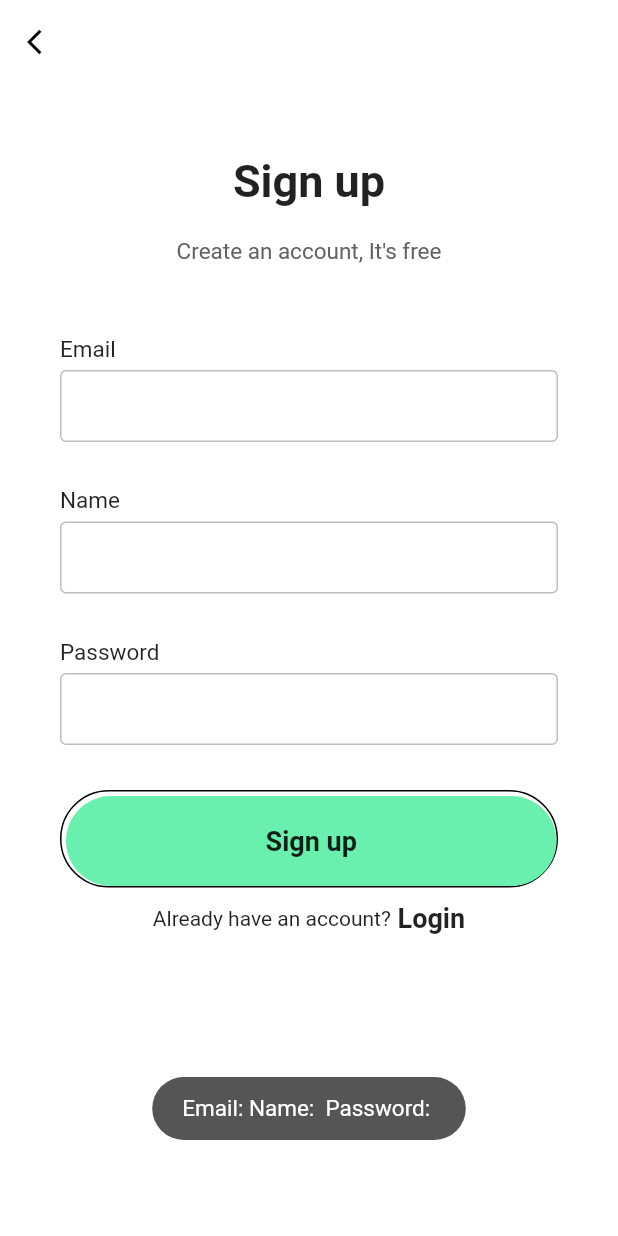
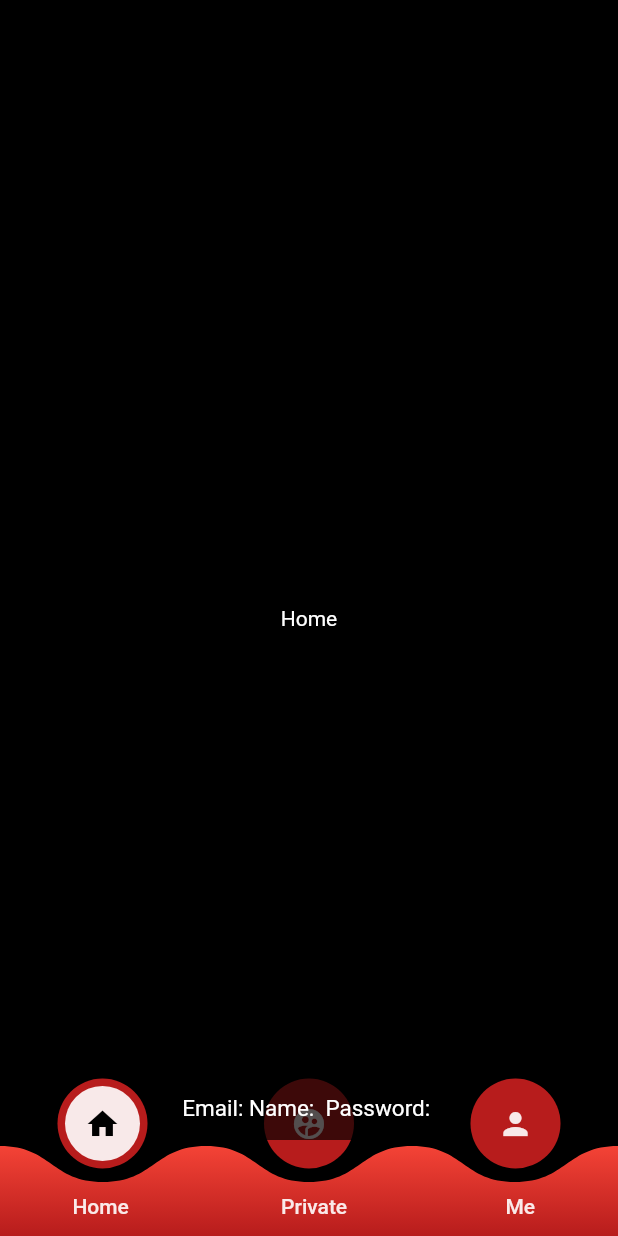
Before and after one commit to HarsHvA/trident, a Flutter app: the SignupPage screen opened directly, after a tap on "Sign up", on a phone screen of 412 x 824 dp. Run offline on Flutter 3.47's test engine with Material 2 defaults, Android fonts, the phone set to English and light mode, and no system bars; our stand-ins replace simple_animations, toast.

Commit message:
bottomBar added

```diff
--- a/lib/login.dart
+++ b/lib/login.dart
@@ -2,6 +2,7 @@ import 'package:trident/signup.dart';
 import 'package:flutter/material.dart';
 import 'package:trident/animation/FadeAnimation.dart';
 import 'package:toast/toast.dart';
+import 'package:trident/user_feed.dart';
 
 class LoginPage extends StatefulWidget {
   @override
@@ -77,6 +78,7 @@ class _LoginPageState extends State<LoginPage> {
                         minWidth: double.infinity,
                         height: 60,
                         onPressed: () {
+                          Navigator.push(context,MaterialPageRoute(builder: (context) => UserFeed()));
                           Toast.show("Email:"+emailTxtController.text.toString()+" Password: "
                                     +passwordTxtController.text.toString(), context, duration: Toast.LENGTH_LONG,
                                     gravity:  Toast.BOTTOM);
--- a/lib/signup.dart
+++ b/lib/signup.dart
@@ -2,6 +2,7 @@ import 'package:trident/login.dart';
 import 'package:flutter/material.dart';
 import 'package:trident/animation/FadeAnimation.dart';
 import 'package:toast/toast.dart';
+import 'package:trident/user_feed.dart';
 
 class SignupPage extends StatefulWidget {
   @override
@@ -73,6 +74,7 @@ class _SignupPageState extends State<SignupPage> {
                   minWidth: double.infinity,
                   height: 60,
                   onPressed: () {
+                    Navigator.push(context, MaterialPageRoute(builder: (context) => UserFeed()));
                     Toast.show("Email:"+emailTxtController.text.toString()
                     +" Name: "+nameTxtController.text.toString()+" Password: "
                     +passwordTxtController.text.toString(), context, duration: Toast.LENGTH_LONG,
--- /dev/null
+++ b/lib/user_feed.dart
@@ -0,0 +1,205 @@
+import 'package:flutter/cupertino.dart';
+import 'package:flutter/material.dart';
+import 'package:toast/toast.dart';
+
+class UserFeed extends StatefulWidget{
+  @override
+  _UserFeedState  createState() => _UserFeedState();
+}
+
+class _UserFeedState extends State<UserFeed>{
+
+  int currentIndex = 0;
+
+  bool homeState = true;
+  bool privateState = false;
+  bool userState = false;
+
+  final tabs = [
+    _homeTab(),
+    _privateTab(),
+    _meTab(),
+  ];
+  @override
+  Widget build(BuildContext context) {
+    return Scaffold(
+      extendBody: true,
+      body: tabs[currentIndex],
+      bottomNavigationBar: _getNavBar(context),
+  );
+  }
+
+_getNavBar(context) {
+  return Container(
+    child: Stack(
+      children: <Widget>[
+        Positioned(
+          bottom: 0,
+          child: ClipPath(
+            clipper: NavBarClipper(),
+            child: Container(
+              height: 60,
+              width: MediaQuery.of(context).size.width,
+              decoration: BoxDecoration(
+                  gradient: LinearGradient(
+                      begin: Alignment.topCenter,
+                      end: Alignment.bottomCenter,
+                      colors: [
+                    Colors.red,
+                    Colors.red.shade900,
+                  ])),
+            ),
+          ),
+        ),
+        Positioned(
+          bottom: 45,
+          width: MediaQuery.of(context).size.width,
+          child: Row(
+            mainAxisAlignment: MainAxisAlignment.spaceEvenly,
+            children: <Widget>[
+              GestureDetector(child: Container(child:_buildNavItem(Icons.home, homeState),),
+              onTap: (){
+                setState(() {
+                  currentIndex = 0;
+                  homeState = true;
+                  privateState = false;
+                  userState = false;
+                });
+              },),
+              SizedBox(width: 1),
+              GestureDetector(child: Container(child:_buildNavItem(Icons.supervised_user_circle, privateState),),
+              onTap: (){
+                setState(() {
+                  currentIndex = 1;
+                  homeState = false;
+                  privateState = true;
+                  userState = false;
+                });
+              },),
+              SizedBox(width: 1),
+              GestureDetector(child: Container(child:_buildNavItem(Icons.person, userState),),
+              onTap: (){
+                setState(() {
+                  currentIndex = 2;
+                  homeState = false;
+                  privateState = false;
+                  userState = true;
+                });
+              },),
+            ],
+          ),
+        ),
+        Positioned(
+          bottom: 10,
+          width: MediaQuery.of(context).size.width,
+          child: Row(
+            mainAxisAlignment: MainAxisAlignment.spaceEvenly,
+            children: <Widget>[
+              Padding(
+                padding: const EdgeInsets.fromLTRB(8, 2, 18, 2),
+                child: Text('Home',
+                    style: TextStyle(
+                        color: Colors.white.withOpacity(0.9),
+                        fontWeight: FontWeight.w500)),
+              ),
+              SizedBox(
+                width: 1,
+              ),
+              Padding(
+                padding: const EdgeInsets.fromLTRB(2, 2, 22, 2),
+                child: Text('Private',
+                    style: TextStyle(
+                        color: Colors.white.withOpacity(0.9),
+                        fontWeight: FontWeight.w500)),
+              ),
+              SizedBox(
+                width: 1,
+              ),
+              Padding(
+                padding: const EdgeInsets.fromLTRB(2, 2, 15, 2),
+                child: Text('Me',
+                    style: TextStyle(
+                        color: Colors.white.withOpacity(0.9),
+                        fontWeight: FontWeight.w500)),
+              ),
+            ],
+          ),
+        )
+      ],
+    ),
+  );
+}
+}
+
+// Tabs
+_homeTab(){
+return Scaffold(
+  extendBody: true,
+  backgroundColor: Colors.black,
+  body:   Container(
+      child: Center(child: Text("Home",style:TextStyle(color:Colors.white )))),
+);
+}
+
+_privateTab(){
+return Scaffold(
+  backgroundColor: Colors.blue,
+  extendBody: true,
+  body:   Container(
+      child: Center(child: Text("Private",style:TextStyle(color:Colors.black )))),
+);
+}
+
+_meTab(){
+return Scaffold(
+  extendBody: true,
+  backgroundColor: Colors.amber,
+  body:   Container(
+      child: Center(child: Text("User",style:TextStyle(color:Colors.black )))),
+);
+}
+
+
+// Bottom App bar
+
+
+
+_buildNavItem(IconData icon, bool active) {
+  return CircleAvatar(
+    radius: 30,
+    backgroundColor: Colors.red.shade900,
+    child: CircleAvatar(
+      radius: 25,
+      backgroundColor:
+          active ? Colors.white.withOpacity(0.9) : Colors.transparent,
+      child: Icon(
+        icon,
+        color: active ? Colors.black : Colors.white.withOpacity(0.9),
+      ),
+    ),
+  );
+}
+
+class NavBarClipper extends CustomClipper<Path> {
+  @override
+  Path getClip(Size size) {
+    Path path = Path();
+    var sw = size.width;
+    var sh = size.height;
+
+    path.cubicTo(sw / 12, 0, sw / 12, 2 * sh / 5, 2 * sw / 12, 2 * sh / 5);
+    path.cubicTo(3 * sw / 12, 2 * sh / 5, 3 * sw / 12, 0, 4 * sw / 12, 0);
+    path.cubicTo(
+        5 * sw / 12, 0, 5 * sw / 12, 2 * sh / 5, 6 * sw / 12, 2 * sh / 5);
+    path.cubicTo(7 * sw / 12, 2 * sh / 5, 7 * sw / 12, 0, 8 * sw / 12, 0);
+    path.cubicTo(
+        9 * sw / 12, 0, 9 * sw / 12, 2 * sh / 5, 10 * sw / 12, 2 * sh / 5);
+    path.cubicTo(11 * sw / 12, 2 * sh / 5, 11 * sw / 12, 0, sw, 0);
+    path.lineTo(sw, sh);
+    path.lineTo(0, sh);
+    path.close();
+    return path;
+  }
+  @override
+  bool shouldReclip(CustomClipper<Path> oldClipper) => false;
+}
--- a/pubspec.yaml
+++ b/pubspec.yaml
@@ -49,6 +49,8 @@ flutter:
   # To add assets to your application, add an assets section, like this:
   assets:
     - assets/skull.jpg
+    - assets/modeventicon.png
+    - assets/gamepadicon.png
   #   - images/a_dot_ham.jpeg
 
   # An image asset can refer to one or more resolution-specific "variants", see
```
Also changed, not shown: assets/gamepadicon.png (added), assets/modeventicon.png (added).
